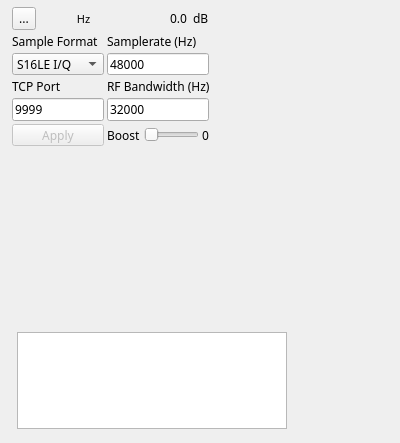
Above: plugins/channelrx/tcpsrc/tcpsrcgui.ui from f4exb/sdrangel before the change. Below: the same form after it.
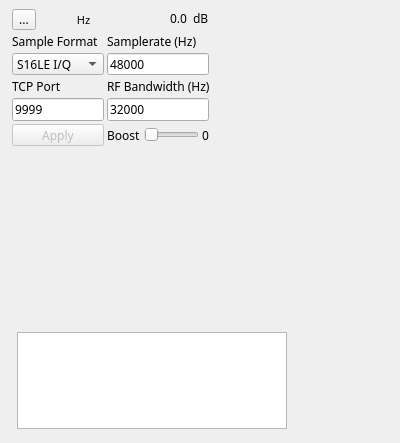
That is the form after the change. Icons and pictures are not drawn. Custom widgets are drawn as their Qt base class.

```diff
--- a/plugins/channelrx/tcpsrc/tcpsrcgui.ui
+++ b/plugins/channelrx/tcpsrc/tcpsrcgui.ui
@@ -136,6 +136,9 @@
     </item>
     <item row="0" column="0">
      <layout class="QHBoxLayout" name="DeltaFrequencyLayout">
+      <property name="topMargin">
+       <number>2</number>
+      </property>
       <item>
        <widget class="QToolButton" name="deltaMinus">
         <property name="toolTip">
@@ -174,7 +177,7 @@
         </property>
         <property name="font">
          <font>
-          <family>Monospace</family>
+          <family>DejaVu Sans Mono</family>
           <pointsize>12</pointsize>
          </font>
         </property>
```
Left out of the diff: 35 changed lines with no effect on the pictures.
